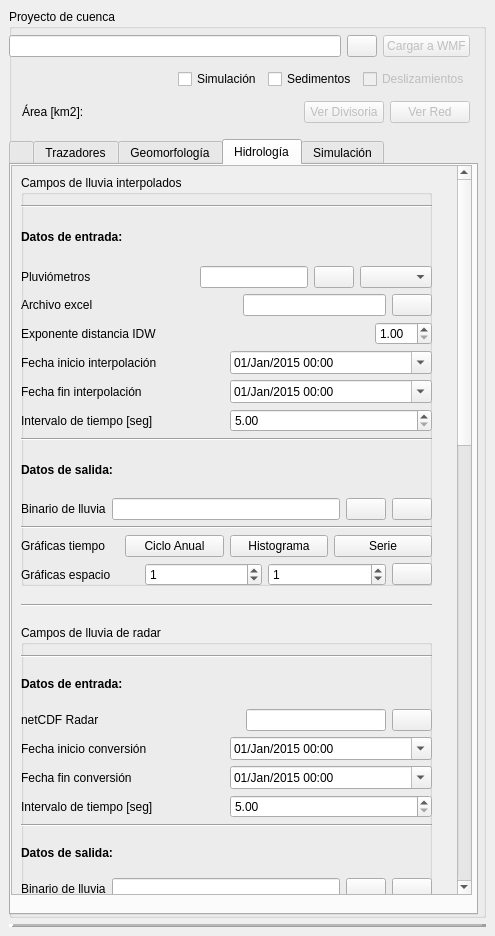
Before: the Qt Designer form qgisplugin/HydroSEDPlugin_dockwidget_base.ui in nicolas998/WMF, drawn with Qt 5.
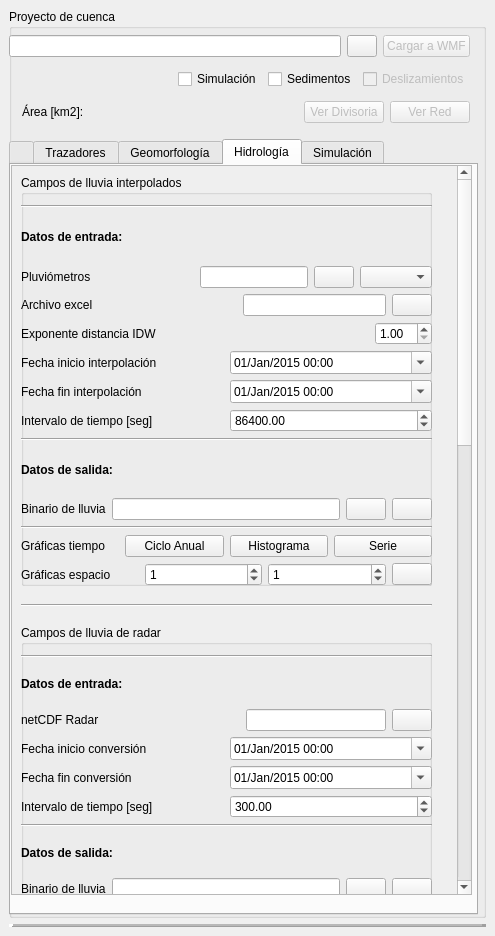
After: the same form once the commit is applied. Icons and pictures are not drawn.

Commit message: Comienza a montarse el conversor de campos de radar a cuenca

The edit to the form file:
```diff
--- a/qgisplugin/HydroSEDPlugin_dockwidget_base.ui
+++ b/qgisplugin/HydroSEDPlugin_dockwidget_base.ui
@@ -3193,7 +3193,7 @@
             <property name="geometry">
              <rect>
               <x>0</x>
-              <y>0</y>
+              <y>-33</y>
               <width>443</width>
               <height>1918</height>
              </rect>
@@ -3878,6 +3878,9 @@
                       <property name="maximum">
                        <double>999999999.000000000000000</double>
                       </property>
+                      <property name="value">
+                       <double>86400.000000000000000</double>
+                      </property>
                      </widget>
                     </item>
                    </layout>
@@ -4715,6 +4718,9 @@
                       <property name="maximum">
                        <double>999999999.000000000000000</double>
                       </property>
+                      <property name="value">
+                       <double>300.000000000000000</double>
+                      </property>
                      </widget>
                     </item>
                    </layout>
```
Left out of the diff: 29 changed lines with no effect on the pictures. The commit also changes 2 other files.
